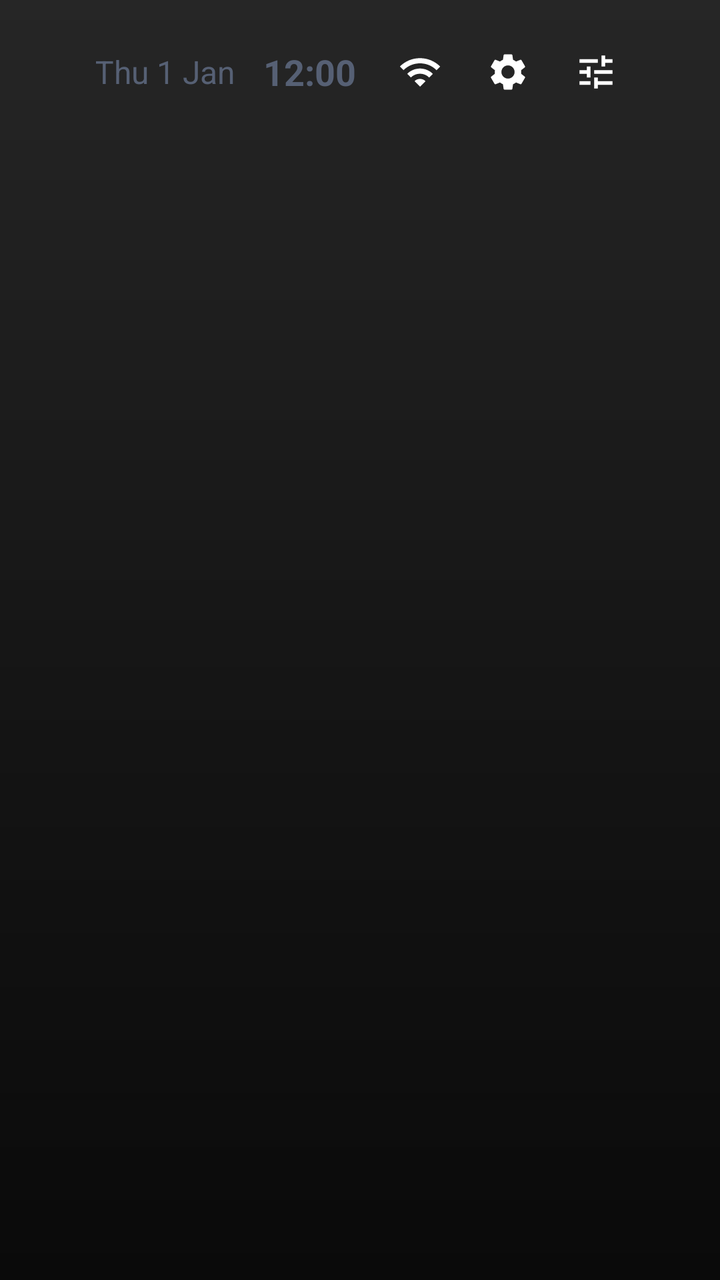
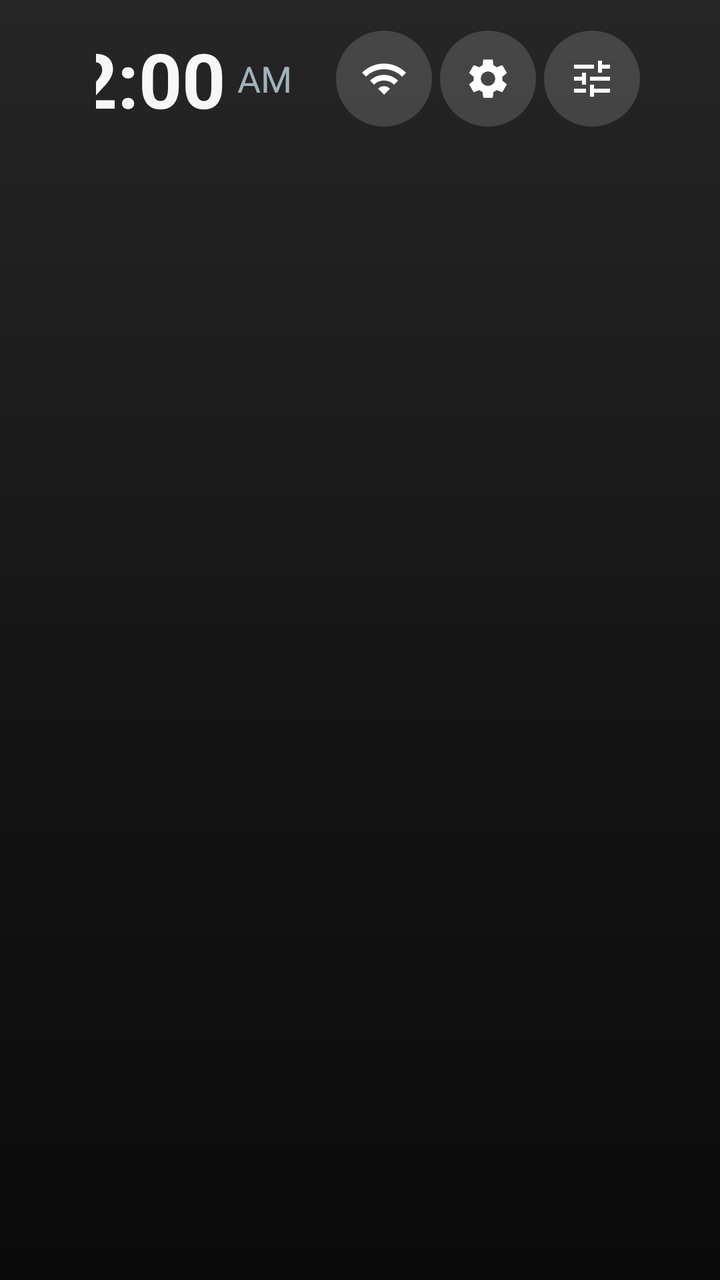

An Android layout rendered at two revisions. The XML below is the earlier revision; the diff shows what the commit changed to produce the second picture.
<!-- AndroidManifest.xml: application theme Theme.HMS -->
<!-- res/layout/activity_home.xml -->
<?xml version="1.0" encoding="utf-8"?>
<LinearLayout xmlns:android="http://schemas.android.com/apk/res/android"
    android:layout_width="match_parent" android:layout_height="match_parent"
    android:orientation="vertical" android:clipChildren="false">

    
    <LinearLayout android:layout_width="match_parent" android:layout_height="wrap_content"
        android:orientation="horizontal" android:gravity="center_vertical|end"
        android:paddingLeft="48dp" android:paddingRight="40dp" android:paddingTop="14dp" android:paddingBottom="2dp">
        <TextClock android:id="@+id/date" android:layout_width="wrap_content" android:layout_height="wrap_content"
            android:format12Hour="EEE d MMM" android:format24Hour="EEE d MMM"
            android:textColor="@color/h_ink2" android:textSize="16sp" android:layout_marginRight="14dp"/>
        <TextClock android:id="@+id/clock" android:layout_width="wrap_content" android:layout_height="wrap_content"
            android:format12Hour="h:mm" android:format24Hour="HH:mm"
            android:textColor="@color/h_ink2" android:textSize="18sp" android:textStyle="bold"
            android:layout_marginRight="10dp"/>
        <ImageView android:id="@+id/icUsb" android:layout_width="30dp" android:layout_height="30dp"
            android:padding="3dp" android:src="@drawable/ic_usb" android:visibility="gone"
            android:layout_marginRight="8dp" android:contentDescription="USB drive"/>
        <ImageView android:id="@+id/btnWifi" android:layout_width="44dp" android:layout_height="44dp"
            android:padding="11dp" android:src="@drawable/ic_wifi" android:focusable="true" android:clickable="true"
            android:background="@drawable/bg_status_btn" android:contentDescription="Wi-Fi"/>
        <ImageView android:id="@+id/btnDevice" android:layout_width="44dp" android:layout_height="44dp"
            android:padding="11dp" android:src="@drawable/ic_settings" android:focusable="true" android:clickable="true"
            android:background="@drawable/bg_status_btn" android:contentDescription="Device settings"/>
        <ImageView android:id="@+id/btnApp" android:layout_width="44dp" android:layout_height="44dp"
            android:padding="11dp" android:src="@drawable/ic_tune" android:focusable="true" android:clickable="true"
            android:background="@drawable/bg_status_btn" android:contentDescription="HMS HOME settings"/>
    </LinearLayout>

    <ScrollView android:id="@+id/scroll" android:layout_width="match_parent" android:layout_height="match_parent"
        android:fillViewport="true" android:scrollbars="none" android:clipChildren="false">
        <LinearLayout android:id="@+id/rows" android:layout_width="match_parent" android:layout_height="wrap_content"
            android:orientation="vertical" android:clipChildren="false" android:paddingBottom="40dp"/>
    </ScrollView>
</LinearLayout>
<!-- resources referenced by this layout -->
<resources>
  <color name="h_ink2">#566074</color>
  <!-- drawable bg_status_btn (drawable) -->
  <?xml version="1.0" encoding="utf-8"?>
  <selector xmlns:android="http://schemas.android.com/apk/res/android">
      <item android:state_focused="true"><shape android:shape="oval"><solid android:color="#FFFFFF"/><stroke android:width="3dp" android:color="@color/h_accent"/></shape></item>
      <item><shape android:shape="oval"><solid android:color="#00000000"/></shape></item>
  </selector>
  <!-- drawable ic_tune (drawable) -->
  <?xml version="1.0" encoding="utf-8"?>
  <vector xmlns:android="http://schemas.android.com/apk/res/android"
      android:width="24dp" android:height="24dp" android:viewportWidth="24" android:viewportHeight="24">
      <path android:fillColor="#FFFFFFFF" android:pathData="M3,17v2h6v-2L3,17zM3,5v2h10L13,5L3,5zM13,21v-2h8v-2h-8v-2h-2v6h2zM7,9v2L3,11v2h4v2h2L9,9L7,9zM21,13v-2L11,11v2h10zM15,9h2L17,7h4L21,5h-4L17,3h-2v6z"/>
  </vector>
  <!-- drawable ic_usb (drawable) -->
  <?xml version="1.0" encoding="utf-8"?>
  <vector xmlns:android="http://schemas.android.com/apk/res/android"
      android:width="24dp" android:height="24dp" android:viewportWidth="24" android:viewportHeight="24">
      <path android:fillColor="#FFFFFFFF" android:pathData="M15,7v4h1v2h-3V5h2l-3,-4 -3,4h2v8H8v-2.07c0.7,-0.37 1.2,-1.08 1.2,-1.93 0,-1.21 -0.99,-2.2 -2.2,-2.2 -1.21,0 -2.2,0.99 -2.2,2.2 0,0.85 0.5,1.56 1.2,1.93V13c0,1.11 0.89,2 2,2h3v3.05c-0.71,0.37 -1.2,1.1 -1.2,1.95 0,1.22 0.99,2.2 2.2,2.2 1.21,0 2.2,-0.98 2.2,-2.2 0,-0.85 -0.49,-1.58 -1.2,-1.95V15h3c1.11,0 2,-0.89 2,-2v-2h1V7h-4z"/>
  </vector>
  <!-- drawable ic_wifi (drawable) -->
  <?xml version="1.0" encoding="utf-8"?>
  <vector xmlns:android="http://schemas.android.com/apk/res/android"
      android:width="24dp" android:height="24dp" android:viewportWidth="24" android:viewportHeight="24">
      <path android:fillColor="#FFFFFFFF" android:pathData="M1,9l2,2c4.97,-4.97 13.03,-4.97 18,0l2,-2C16.93,2.93 7.08,2.93 1,9zM9,17l3,3 3,-3c-1.65,-1.66 -4.34,-1.66 -6,0zM5,13l2,2c2.76,-2.76 7.24,-2.76 10,0l2,-2C15.14,9.14 8.87,9.14 5,13z"/>
  </vector>
  <style name="Theme.HMS" parent="android:Theme.Material.NoActionBar">
          <item name="android:windowBackground">@drawable/bg_main</item>
          <item name="android:windowFullscreen">true</item>
          <item name="android:navigationBarColor">@android:color/transparent</item>
          <item name="android:statusBarColor">@android:color/transparent</item>
          <item name="android:colorPrimary">@color/charcoal</item>
          <item name="android:colorAccent">@color/bronze</item>
          <item name="android:colorControlActivated">@color/bronze</item>
          <item name="android:textColorPrimary">@color/white</item>
          <item name="android:textColorSecondary">@color/secondary</item>
          <item name="android:textColorHint">@color/secondary</item>
      </style>
  <color name="h_accent">#1F7AF5</color>
  <!-- drawable bg_main (drawable) -->
  <?xml version="1.0" encoding="utf-8"?>
  <shape xmlns:android="http://schemas.android.com/apk/res/android" android:shape="rectangle">
      <gradient android:angle="270" android:startColor="#262626" android:centerColor="#161616" android:endColor="#0A0A0A"/>
  </shape>
  <color name="charcoal">#121212</color>
  <color name="bronze">#AECBFA</color>
  <color name="white">#F7F7F7</color>
  <color name="secondary">#ABABAB</color>
  <!-- unchanged entries left out for length: 1 -->
</resources>

<!-- the commit's change to res/layout/activity_home.xml (unified diff, before → after) -->
@@ -1,36 +1,65 @@
 <?xml version="1.0" encoding="utf-8"?>
-<LinearLayout xmlns:android="http://schemas.android.com/apk/res/android"
-    android:layout_width="match_parent" android:layout_height="match_parent"
-    android:orientation="vertical" android:clipChildren="false">
+<FrameLayout xmlns:android="http://schemas.android.com/apk/res/android"
+    android:layout_width="match_parent" android:layout_height="match_parent" android:clipChildren="false">
 
     
-    <LinearLayout android:layout_width="match_parent" android:layout_height="wrap_content"
-        android:orientation="horizontal" android:gravity="center_vertical|end"
-        android:paddingLeft="48dp" android:paddingRight="40dp" android:paddingTop="14dp" android:paddingBottom="2dp">
-        <TextClock android:id="@+id/date" android:layout_width="wrap_content" android:layout_height="wrap_content"
-            android:format12Hour="EEE d MMM" android:format24Hour="EEE d MMM"
-            android:textColor="@color/h_ink2" android:textSize="16sp" android:layout_marginRight="14dp"/>
-        <TextClock android:id="@+id/clock" android:layout_width="wrap_content" android:layout_height="wrap_content"
-            android:format12Hour="h:mm" android:format24Hour="HH:mm"
-            android:textColor="@color/h_ink2" android:textSize="18sp" android:textStyle="bold"
-            android:layout_marginRight="10dp"/>
-        <ImageView android:id="@+id/icUsb" android:layout_width="30dp" android:layout_height="30dp"
-            android:padding="3dp" android:src="@drawable/ic_usb" android:visibility="gone"
-            android:layout_marginRight="8dp" android:contentDescription="USB drive"/>
-        <ImageView android:id="@+id/btnWifi" android:layout_width="44dp" android:layout_height="44dp"
-            android:padding="11dp" android:src="@drawable/ic_wifi" android:focusable="true" android:clickable="true"
-            android:background="@drawable/bg_status_btn" android:contentDescription="Wi-Fi"/>
-        <ImageView android:id="@+id/btnDevice" android:layout_width="44dp" android:layout_height="44dp"
-            android:padding="11dp" android:src="@drawable/ic_settings" android:focusable="true" android:clickable="true"
-            android:background="@drawable/bg_status_btn" android:contentDescription="Device settings"/>
-        <ImageView android:id="@+id/btnApp" android:layout_width="44dp" android:layout_height="44dp"
-            android:padding="11dp" android:src="@drawable/ic_tune" android:focusable="true" android:clickable="true"
-            android:background="@drawable/bg_status_btn" android:contentDescription="HMS HOME settings"/>
+    <FrameLayout android:id="@+id/backdropBox" android:layout_width="match_parent" android:layout_height="match_parent">
+        <ImageView android:id="@+id/backdrop" android:layout_width="match_parent" android:layout_height="match_parent"
+            android:scaleType="centerCrop" android:alpha="0" android:importantForAccessibility="no"/>
+    </FrameLayout>
+
+    <LinearLayout android:layout_width="match_parent" android:layout_height="match_parent"
+        android:orientation="vertical" android:clipChildren="false">
+
+        
+        <LinearLayout android:layout_width="match_parent" android:layout_height="wrap_content"
+            android:orientation="horizontal" android:gravity="center_vertical|end"
+            android:paddingLeft="48dp" android:paddingRight="40dp" android:paddingTop="14dp" android:paddingBottom="2dp">
+            <TextClock android:id="@+id/date" android:layout_width="wrap_content" android:layout_height="wrap_content"
+                android:format12Hour="EEE d MMM" android:format24Hour="EEE d MMM"
+                android:textColor="@color/d_ink2" android:textSize="18sp" android:layout_marginRight="18dp"/>
+            <TextClock android:id="@+id/clock" android:layout_width="wrap_content" android:layout_height="wrap_content"
+                android:format12Hour="h:mm" android:format24Hour="HH:mm"
+                android:textColor="@color/white" android:textSize="38sp" android:textStyle="bold"/>
+            <TextClock android:id="@+id/ampm" android:layout_width="wrap_content" android:layout_height="wrap_content"
+                android:format12Hour="a" android:format24Hour="a"
+                android:textColor="@color/d_ink2" android:textSize="18sp" android:layout_marginLeft="6dp"/>
+            <View android:id="@+id/wDivider" android:layout_width="1dp" android:layout_height="40dp"
+                android:background="#40FFFFFF" android:layout_marginLeft="22dp" android:layout_marginRight="22dp" android:visibility="gone"/>
+            <LinearLayout android:id="@+id/weatherBox" android:layout_width="wrap_content" android:layout_height="wrap_content"
+                android:orientation="horizontal" android:gravity="center_vertical" android:visibility="gone">
+                <LinearLayout android:layout_width="wrap_content" android:layout_height="wrap_content" android:orientation="vertical">
+                    <TextView android:id="@+id/wCity" android:layout_width="wrap_content" android:layout_height="wrap_content"
+                        android:textColor="@color/white" android:textSize="22sp" android:singleLine="true" android:maxWidth="220dp" android:ellipsize="end"/>
+                    <TextView android:id="@+id/wHum" android:layout_width="wrap_content" android:layout_height="wrap_content"
+                        android:textColor="@color/d_ink2" android:textSize="13sp"/>
+                </LinearLayout>
+                <ImageView android:id="@+id/wIcon" android:layout_width="46dp" android:layout_height="46dp"
+                    android:layout_marginLeft="12dp" android:importantForAccessibility="no"/>
+                <TextView android:id="@+id/wTemp" android:layout_width="wrap_content" android:layout_height="wrap_content"
+                    android:layout_marginLeft="4dp" android:textColor="@color/white" android:textSize="30sp"/>
+            </LinearLayout>
+            <ImageView android:id="@+id/icUsb" android:layout_width="30dp" android:layout_height="30dp"
+                android:padding="3dp" android:src="@drawable/ic_usb" android:visibility="gone"
+                android:layout_marginLeft="22dp" android:layout_marginRight="8dp" android:contentDescription="USB drive"/>
+            <ImageView android:id="@+id/btnWifi" android:layout_width="48dp" android:layout_height="48dp"
+                android:layout_marginLeft="22dp"
+                android:padding="12dp" android:src="@drawable/ic_wifi" android:focusable="true" android:clickable="true"
+                android:background="@drawable/bg_status_btn" android:contentDescription="Wi-Fi"/>
+            <ImageView android:id="@+id/btnDevice" android:layout_width="48dp" android:layout_height="48dp"
+                android:layout_marginLeft="4dp"
+                android:padding="12dp" android:src="@drawable/ic_settings" android:focusable="true" android:clickable="true"
+                android:background="@drawable/bg_status_btn" android:contentDescription="Device settings"/>
+            <ImageView android:id="@+id/btnApp" android:layout_width="48dp" android:layout_height="48dp"
+                android:layout_marginLeft="4dp"
+                android:padding="12dp" android:src="@drawable/ic_tune" android:focusable="true" android:clickable="true"
+                android:background="@drawable/bg_status_btn" android:contentDescription="HMS HOME settings"/>
+        </LinearLayout>
+
+        <ScrollView android:id="@+id/scroll" android:layout_width="match_parent" android:layout_height="match_parent"
+            android:fillViewport="true" android:scrollbars="none" android:clipChildren="false">
+            <LinearLayout android:id="@+id/rows" android:layout_width="match_parent" android:layout_height="wrap_content"
+                android:orientation="vertical" android:clipChildren="false" android:paddingBottom="40dp"/>
+        </ScrollView>
     </LinearLayout>
-
-    <ScrollView android:id="@+id/scroll" android:layout_width="match_parent" android:layout_height="match_parent"
-        android:fillViewport="true" android:scrollbars="none" android:clipChildren="false">
-        <LinearLayout android:id="@+id/rows" android:layout_width="match_parent" android:layout_height="wrap_content"
-            android:orientation="vertical" android:clipChildren="false" android:paddingBottom="40dp"/>
-    </ScrollView>
-</LinearLayout>
+</FrameLayout>
<!-- resource entries referenced after the edit -->
@@ -1,11 +1,11 @@
 <!-- resources referenced by this layout -->
 <resources>
-  <color name="h_ink2">#566074</color>
+  <color name="d_ink2">#9FB3BB</color>
   <!-- drawable bg_status_btn (drawable) -->
   <?xml version="1.0" encoding="utf-8"?>
   <selector xmlns:android="http://schemas.android.com/apk/res/android">
-      <item android:state_focused="true"><shape android:shape="oval"><solid android:color="#FFFFFF"/><stroke android:width="3dp" android:color="@color/h_accent"/></shape></item>
-      <item><shape android:shape="oval"><solid android:color="#00000000"/></shape></item>
+      <item android:state_focused="true"><shape android:shape="oval"><solid android:color="#FFFFFF"/><stroke android:width="3dp" android:color="@color/h_yellow"/></shape></item>
+      <item><shape android:shape="oval"><solid android:color="#26FFFFFF"/></shape></item>
   </selector>
   <!-- drawable ic_tune (drawable) -->
   <?xml version="1.0" encoding="utf-8"?>
@@ -37,7 +37,7 @@
           <item name="android:textColorSecondary">@color/secondary</item>
           <item name="android:textColorHint">@color/secondary</item>
       </style>
-  <color name="h_accent">#1F7AF5</color>
+  <color name="h_yellow">#FFC21A</color>
   <!-- drawable bg_main (drawable) -->
   <?xml version="1.0" encoding="utf-8"?>
   <shape xmlns:android="http://schemas.android.com/apk/res/android" android:shape="rectangle">
